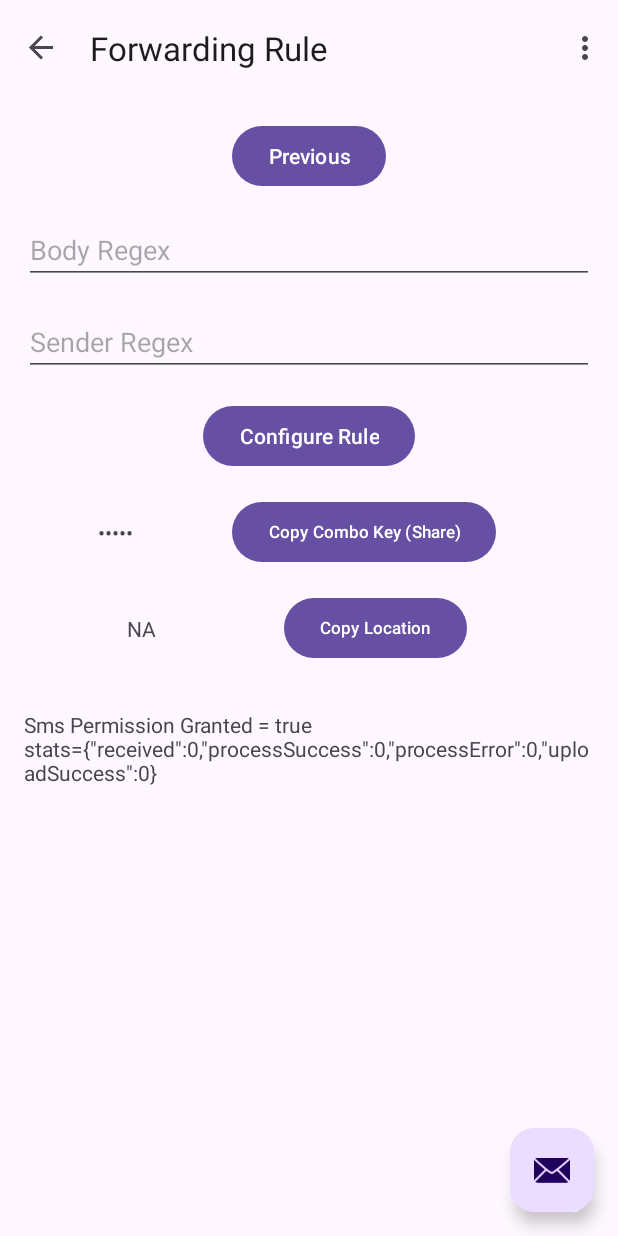
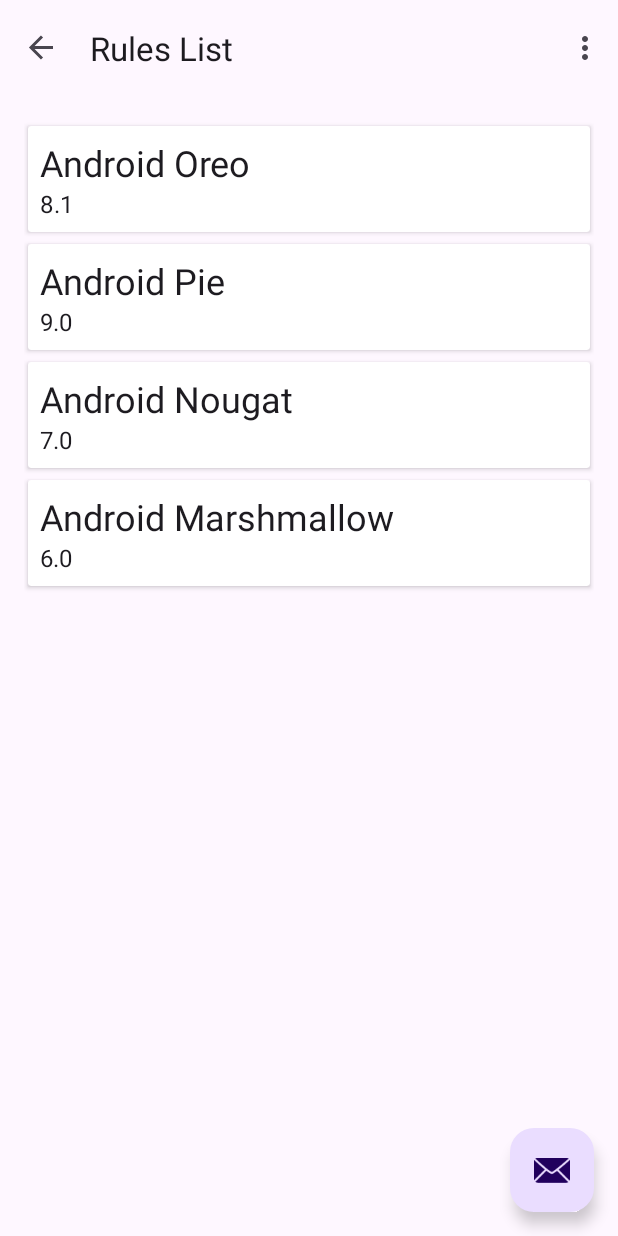
Before and after one commit to ashishsonone/SmsNinja, an Android app: the screen it shows after launch (MainActivity), after a tap on "Next", on a phone screen of 412 x 824 dp. Run offline under Robolectric (Android 15) with nearby library versions, the light colour scheme and no system bars; our stand-ins replace data binding, navigation-ui.

Commit message:
[wip] multi rule - recyclerview, databinding

```diff
--- a/app/src/main/java/xyz/sononehouse/smsninja/SecondFragment.kt
+++ b/app/src/main/java/xyz/sononehouse/smsninja/DecoderPage.kt
@@ -16,7 +16,7 @@
 /**
  * A simple [Fragment] subclass as the second destination in the navigation.
  */
-class SecondFragment : Fragment(), CoroutineScope by MainScope() {
+class DecoderPage : Fragment(), CoroutineScope by MainScope() {
 
     private var _binding: FragmentSecondBinding? = null
 
@@ -38,7 +38,7 @@
         super.onViewCreated(view, savedInstanceState)
 
         binding.buttonSecond.setOnClickListener {
-            findNavController().navigate(R.id.action_SecondFragment_to_FirstFragment)
+            findNavController().navigate(R.id.action_Decoder_to_Rules)
         }
 
         binding.decodeButton.setOnClickListener {
@@ -55,6 +55,7 @@
 
             val locationKey = tokens[0]
             val secretKey = tokens[1]
+
 
             QuickStore.set("locationKey", locationKey)
             QuickStore.set("secretKey", secretKey)
--- a/app/src/main/java/xyz/sononehouse/smsninja/ForwardRule.kt
+++ b/app/src/main/java/xyz/sononehouse/smsninja/ForwardRule.kt
@@ -9,7 +9,7 @@
         Log.d("``ForwardRule", "Running rule $ruleName")
         Log.d("``ForwardRule", "Running rule sender=$sender, body=$body")
 
-        if (checkIsMatch(senderPattern, sender) && checkIsMatch(bodyPattern, body)) {
+        if (checkInList(senderPattern, sender) && checkIsMatch(bodyPattern, body)) {
             Log.d("``ForwardRule", "match success, forwarding...")
             val plainText = "${Date()} \n $sender \n $body"
             val encryptedPayload = EncryptionUtils.genBase64EncryptedPayload(plainText, base64SecretKey)
@@ -28,8 +28,16 @@
         return false
     }
 
+    fun checkInList(tokenList: String, text: String) : Boolean {
+        val tokens = tokenList.split(',').map{it.trim()}.filter { it.length >= 6 }
+        for (t in tokens) {
+            if (text.contains(t, ignoreCase = true)) return true
+        }
+        return false
+    }
+
     fun checkIsMatch(pattern: String, text: String) : Boolean {
-        val p = Pattern.compile(pattern)
+        val p = Pattern.compile(pattern, Pattern.CASE_INSENSITIVE)
         val m = p.matcher(text)
         if (m.find()) {
             Log.d("``ForwardRule", "m.group()=" + m.group())
--- a/app/src/main/java/xyz/sononehouse/smsninja/QuickStore.kt
+++ b/app/src/main/java/xyz/sononehouse/smsninja/QuickStore.kt
@@ -37,6 +37,13 @@
         }
     }
 
+    fun remove(key: String) {
+        with (sharedPrefs.edit()) {
+            remove(key)
+            apply()
+        }
+    }
+
     fun getForwardRule() : ForwardRule? {
         val gson = Gson()
         val storedValue = this.get("forwardRule", null)
@@ -54,6 +61,11 @@
         val jsonValue = gson.toJson(rule)
         Log.d(LOGTAG, "storeForwardRule ${jsonValue}")
         this.set("forwardRule", jsonValue)
+    }
+
+    fun deleteForwardRule() {
+        Log.d(LOGTAG, "deleteForwardRule invoked")
+        remove("forwardRule")
     }
 
     fun getStats() : Stats {
--- a/app/src/main/java/xyz/sononehouse/smsninja/FirstFragment.kt
+++ b/app/src/main/java/xyz/sononehouse/smsninja/RuleEditorPage.kt
@@ -20,7 +20,7 @@
 /**
  * A simple [Fragment] subclass as the default destination in the navigation.
  */
-class FirstFragment : Fragment(), CoroutineScope by MainScope(){
+class RuleEditorPage : Fragment(), CoroutineScope by MainScope(){
     val LOGTAG = "``FirstFragment"
 
     private var _binding: FragmentFirstBinding? = null
@@ -47,7 +47,7 @@
 //            fr.isMatch("AM-ICICIB", "")
 //            fr.isMatch("AM-CANBNK", "")
 //            fr.isMatch("X-ICICIBX", "")
-            findNavController().navigate(R.id.action_FirstFragment_to_SecondFragment)
+            findNavController().navigate(R.id.action_Decoder_to_Rules)
 
 
             launch {
@@ -79,6 +79,23 @@
 //            }
 
 
+        }
+
+        binding.deleteRuleButton.setOnClickListener {
+            this.binding.debugTV.text = "Deleting"
+
+            launch {
+                try {
+                    delay(1000)
+                    QuickStore.deleteForwardRule()
+                    binding.debugTV.text = "[Success] Rule deleted"
+                }
+                catch (e: Exception) {
+                    e.printStackTrace()
+                    Log.d(LOGTAG, "[Error] deleting forward rule" + e.message)
+                    binding.debugTV.text = "[Error] delete error ${e.message}"
+                }
+            }
         }
 
         binding.configureRuleButton.setOnClickListener {
--- /dev/null
+++ b/app/src/main/java/xyz/sononehouse/smsninja/RulesListPage.kt
@@ -0,0 +1,62 @@
+package xyz.sononehouse.smsninja
+
+import android.os.Bundle
+import android.util.Log
+import android.view.LayoutInflater
+import android.view.View
+import android.view.ViewGroup
+import androidx.fragment.app.Fragment
+import kotlinx.coroutines.CoroutineScope
+import kotlinx.coroutines.MainScope
+import xyz.sononehouse.smsninja.databinding.FragmentRulesBinding
+
+
+/**
+ * A simple [Fragment] subclass as the default destination in the navigation.
+ */
+class RulesListPage : Fragment(), CoroutineScope by MainScope(){
+    val LOGTAG = "``FirstFragment"
+
+    private var _binding: FragmentRulesBinding? = null
+
+    // This property is only valid between onCreateView and
+    // onDestroyView.
+    private val binding get() = _binding!!
+
+    override fun onCreateView(
+            inflater: LayoutInflater, container: ViewGroup?,
+            savedInstanceState: Bundle?
+    ): View? {
+
+        _binding = FragmentRulesBinding.inflate(inflater, container, false)
+        populateData()
+        return binding.root
+    }
+
+    private fun populateData() {
+        val dataModelList: MutableList<TestDataModel> = ArrayList<TestDataModel>()
+        dataModelList.add(TestDataModel("Android Oreo", "8.1"))
+        dataModelList.add(TestDataModel("Android Pie", "9.0"))
+        dataModelList.add(TestDataModel("Android Nougat", "7.0"))
+        dataModelList.add(TestDataModel("Android Marshmallow", "6.0"))
+        val myRecyclerViewAdapter = TestDataAdapter(dataModelList, requireActivity())
+        binding.myAdapter = myRecyclerViewAdapter
+
+//        binding.recyclerView.adapter = myRecyclerViewAdapter
+
+        Log.d(LOGTAG, "populateComplete")
+    }
+
+    override fun onViewCreated(view: View, savedInstanceState: Bundle?) {
+
+    }
+
+    override fun onResume() {
+        super.onResume()
+    }
+
+    override fun onDestroyView() {
+        super.onDestroyView()
+        _binding = null
+    }
+}
--- /dev/null
+++ b/app/src/main/java/xyz/sononehouse/smsninja/TestCustomClickLister.kt
@@ -0,0 +1,5 @@
+package xyz.sononehouse.smsninja
+
+interface TestCustomClickListener {
+    fun cardClicked(f: TestDataModel?)
+}
--- /dev/null
+++ b/app/src/main/java/xyz/sononehouse/smsninja/TestDataAdapter.kt
@@ -0,0 +1,62 @@
+package xyz.sononehouse.smsninja
+
+import android.content.Context
+import android.view.LayoutInflater
+import android.view.ViewGroup
+import android.widget.Toast
+import androidx.databinding.DataBindingUtil
+import androidx.recyclerview.widget.RecyclerView
+import xyz.sononehouse.smsninja.databinding.XItemRowBinding
+
+class TestDataAdapter(dataModelList: List<TestDataModel>, ctx: Context) :
+    RecyclerView.Adapter<TestDataAdapter.ViewHolder>(), TestCustomClickListener {
+    private val dataModelList: List<TestDataModel>
+    private val context: Context
+
+    init {
+        this.dataModelList = dataModelList
+        context = ctx
+    }
+
+    override fun onCreateViewHolder(
+        parent: ViewGroup,
+        viewType: Int
+    ): ViewHolder {
+        val binding: XItemRowBinding = DataBindingUtil.inflate(
+            LayoutInflater.from(parent.context),
+            R.layout.x_item_row, parent, false
+        )
+        return ViewHolder(binding)
+    }
+
+    override fun onBindViewHolder(holder: ViewHolder, position: Int) {
+        val dataModel: TestDataModel = dataModelList[position]
+        holder.bind(dataModel)
+        holder.itemRowBinding.setItemClickListener(this)
+    }
+
+    override fun getItemCount(): Int {
+        return dataModelList.size
+    }
+
+    inner class ViewHolder(itemRowBinding: XItemRowBinding) :
+        RecyclerView.ViewHolder(itemRowBinding.getRoot()) {
+        var itemRowBinding: XItemRowBinding
+
+        init {
+            this.itemRowBinding = itemRowBinding
+        }
+
+        fun bind(obj: Any?) {
+            itemRowBinding.setVariable(BR.model, obj)
+            itemRowBinding.executePendingBindings()
+        }
+    }
+
+    override fun cardClicked(f: TestDataModel?) {
+        Toast.makeText(
+            context, "You clicked " + f?.androidName,
+            Toast.LENGTH_LONG
+        ).show()
+    }
+}
--- /dev/null
+++ b/app/src/main/java/xyz/sononehouse/smsninja/TestDataModel.kt
@@ -0,0 +1,3 @@
+package xyz.sononehouse.smsninja
+
+class TestDataModel(val androidName: String, var androidVersion: String)
--- a/app/src/main/res/layout/fragment_first.xml
+++ b/app/src/main/res/layout/fragment_first.xml
@@ -4,7 +4,7 @@
     xmlns:tools="http://schemas.android.com/tools"
     android:layout_width="match_parent"
     android:layout_height="match_parent"
-    tools:context=".FirstFragment">
+    tools:context=".RuleEditorPage">
 
     <androidx.constraintlayout.widget.ConstraintLayout
         android:layout_width="match_parent"
@@ -39,10 +39,21 @@
             android:layout_height="wrap_content"
             android:layout_marginTop="16dp"
             android:hint="Sender Regex"
+            app:layout_constraintBottom_toTopOf="@id/deleteRuleButton"
+            app:layout_constraintEnd_toEndOf="parent"
+            app:layout_constraintStart_toStartOf="parent"
+            app:layout_constraintTop_toBottomOf="@id/bodyRegexET" />
+
+        <Button
+            android:id="@+id/deleteRuleButton"
+            android:layout_width="wrap_content"
+            android:layout_height="wrap_content"
+            android:layout_marginTop="16dp"
+            android:text="Delete Rule"
             app:layout_constraintBottom_toTopOf="@id/configureRuleButton"
             app:layout_constraintEnd_toEndOf="parent"
             app:layout_constraintStart_toStartOf="parent"
-            app:layout_constraintTop_toBottomOf="@id/bodyRegexET" />
+            app:layout_constraintTop_toBottomOf="@id/senderRegexET" />
 
         <Button
             android:id="@+id/configureRuleButton"
@@ -53,7 +64,8 @@
             app:layout_constraintBottom_toTopOf="@id/secretCopyButton"
             app:layout_constraintEnd_toEndOf="parent"
             app:layout_constraintStart_toStartOf="parent"
-            app:layout_constraintTop_toBottomOf="@id/senderRegexET" />
+            app:layout_constraintTop_toBottomOf="@id/deleteRuleButton" />
+
 
         <TextView
             android:id="@+id/secretTV"
--- /dev/null
+++ b/app/src/main/res/layout/fragment_rules.xml
@@ -0,0 +1,31 @@
+<?xml version="1.0" encoding="utf-8"?>
+
+<layout xmlns:android="http://schemas.android.com/apk/res/android"
+    xmlns:app="http://schemas.android.com/apk/res-auto"
+    xmlns:tools="http://schemas.android.com/tools">
+
+        <data>
+                <variable
+                    name="myAdapter"
+                    type="xyz.sononehouse.smsninja.TestDataAdapter" />
+        </data>
+
+
+        <androidx.constraintlayout.widget.ConstraintLayout
+            android:layout_width="match_parent"
+            android:layout_height="match_parent"
+            android:padding="16dp">
+
+                <androidx.recyclerview.widget.RecyclerView
+                    android:id="@+id/recyclerView"
+                    android:layout_width="match_parent"
+                    android:layout_height="match_parent"
+                    app:layoutManager="androidx.recyclerview.widget.LinearLayoutManager"
+                    android:adapter="@{myAdapter}"
+                    app:layout_constraintBottom_toBottomOf="parent"
+                    app:layout_constraintLeft_toLeftOf="parent"
+                    app:layout_constraintRight_toRightOf="parent"
+                    app:layout_constraintTop_toTopOf="parent" />
+
+        </androidx.constraintlayout.widget.ConstraintLayout>
+</layout>
--- a/app/src/main/res/layout/fragment_second.xml
+++ b/app/src/main/res/layout/fragment_second.xml
@@ -5,7 +5,7 @@
     xmlns:tools="http://schemas.android.com/tools"
     android:layout_width="match_parent"
     android:layout_height="match_parent"
-    tools:context=".SecondFragment">
+    tools:context=".DecoderPage">
 
         <androidx.constraintlayout.widget.ConstraintLayout
             android:layout_width="match_parent"
--- /dev/null
+++ b/app/src/main/res/layout/x_item_row.xml
@@ -0,0 +1,45 @@
+<?xml version="1.0" encoding="utf-8"?>
+<layout xmlns:android="http://schemas.android.com/apk/res/android"
+    xmlns:app="http://schemas.android.com/apk/res-auto">
+
+<data>
+    <variable
+        name="model"
+        type="xyz.sononehouse.smsninja.TestDataModel" />
+
+    <variable
+        name="itemClickListener"
+        type="xyz.sononehouse.smsninja.TestCustomClickListener" />
+</data>
+
+<androidx.cardview.widget.CardView
+    android:layout_width="match_parent"
+    android:layout_height="wrap_content"
+    android:onClick="@{() -> itemClickListener.cardClicked(model)}"
+    app:cardUseCompatPadding="true">
+
+    <LinearLayout
+        android:layout_width="wrap_content"
+        android:layout_margin="8dp"
+        android:layout_height="wrap_content"
+        android:orientation="vertical">
+
+        <TextView
+            android:id="@+id/tvAndroidName"
+            android:layout_width="wrap_content"
+            android:layout_height="wrap_content"
+            android:text="@{model.androidName}"
+            android:textAppearance="@style/TextAppearance.AppCompat.Headline" />
+
+        <TextView
+            android:id="@+id/tvAndroidVersion"
+            android:layout_width="wrap_content"
+            android:layout_height="wrap_content"
+            android:text="@{model.androidVersion}"
+            android:textAppearance="@style/TextAppearance.AppCompat.Subhead" />
+
+    </LinearLayout>
+
+</androidx.cardview.widget.CardView>
+
+</layout>
--- a/app/src/main/res/navigation/nav_graph.xml
+++ b/app/src/main/res/navigation/nav_graph.xml
@@ -5,24 +5,35 @@
     android:id="@+id/nav_graph"
     app:startDestination="@id/SecondFragment">
 
-    <fragment
-        android:id="@+id/FirstFragment"
-        android:name="xyz.sononehouse.smsninja.FirstFragment"
-        android:label="@string/first_fragment_label"
-        tools:layout="@layout/fragment_first">
+<!--    <fragment-->
+<!--        android:id="@+id/FirstFragment"-->
+<!--        android:name="xyz.sononehouse.smsninja.RuleEditorPage"-->
+<!--        android:label="@string/first_fragment_label"-->
+<!--        tools:layout="@layout/fragment_first">-->
 
-        <action
-            android:id="@+id/action_FirstFragment_to_SecondFragment"
-            app:destination="@id/SecondFragment" />
-    </fragment>
+<!--        <action-->
+<!--            android:id="@+id/action_FirstFragment_to_ThirdFragment"-->
+<!--            app:destination="@id/ThirdFragment" />-->
+<!--    </fragment>-->
     <fragment
         android:id="@+id/SecondFragment"
-        android:name="xyz.sononehouse.smsninja.SecondFragment"
+        android:name="xyz.sononehouse.smsninja.DecoderPage"
         android:label="@string/second_fragment_label"
         tools:layout="@layout/fragment_second">
 
         <action
-            android:id="@+id/action_SecondFragment_to_FirstFragment"
-            app:destination="@id/FirstFragment" />
+            android:id="@+id/action_Decoder_to_Rules"
+            app:destination="@id/ThirdFragment" />
+    </fragment>
+
+    <fragment
+        android:id="@+id/ThirdFragment"
+        android:name="xyz.sononehouse.smsninja.RulesListPage"
+        android:label="@string/third_fragment_label"
+        tools:layout="@layout/fragment_rules">
+
+        <action
+            android:id="@+id/action_Rules_to_Decoder"
+            app:destination="@id/SecondFragment" />
     </fragment>
 </navigation>
--- a/app/src/main/res/values/strings.xml
+++ b/app/src/main/res/values/strings.xml
@@ -2,8 +2,9 @@
     <string name="app_name">Sms Nijna</string>
     <string name="action_settings">Settings</string>
     <!-- Strings used for fragments for navigation -->
-    <string name="first_fragment_label">Forwarding Rule</string>
+    <string name="first_fragment_label">Edit Forwarding Rule</string>
     <string name="second_fragment_label">Decoder</string>
+    <string name="third_fragment_label">Rules List</string>
     <string name="next">Next</string>
     <string name="previous">Previous</string>
 
```
Also changed, not shown: app/build.gradle (+10 -0 lines), 1 other file.
